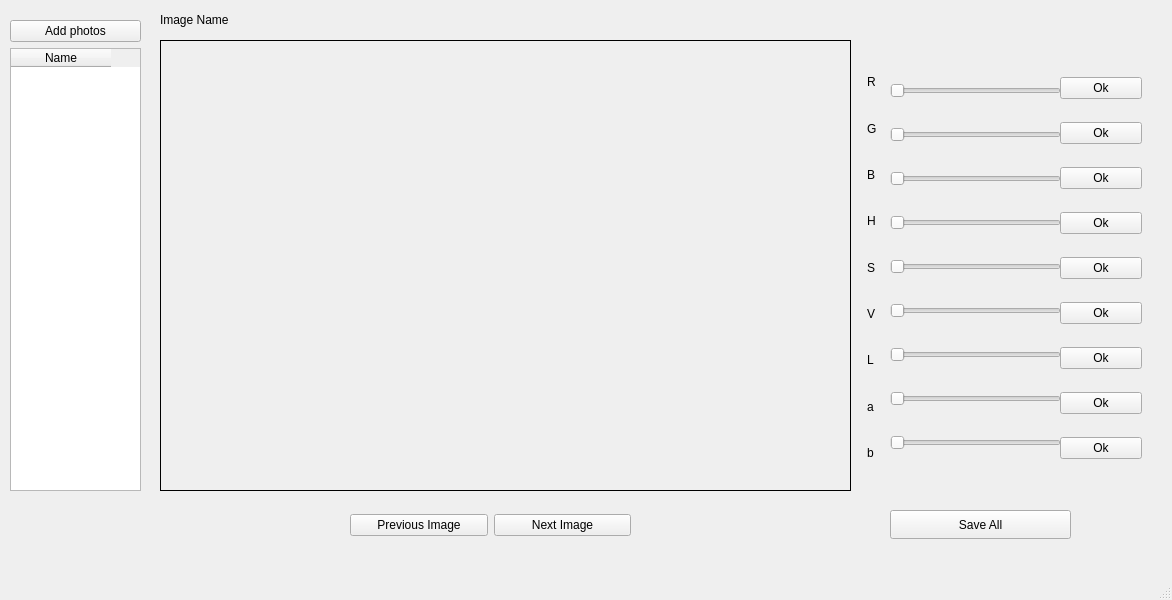
Before: the Qt Designer form batchcc.ui in nkucht4/BatchColorCorrector, drawn with Qt 5.
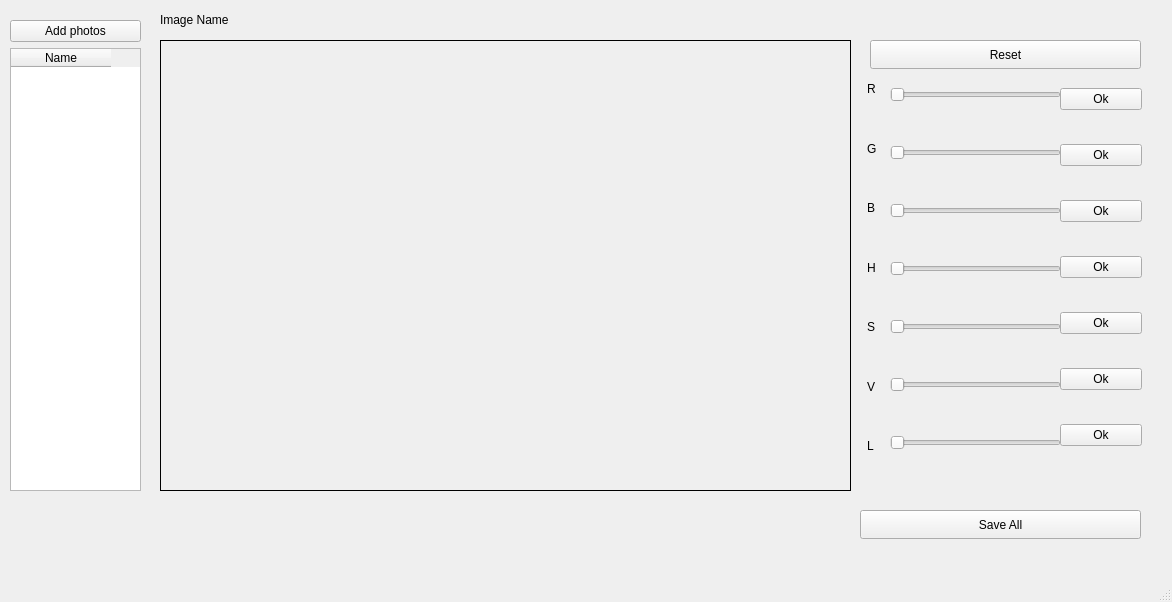
After: the same form once the commit is applied.

Commit message: Finished Batch Image CC

What changed in the file:
```diff
--- a/batchcc.ui
+++ b/batchcc.ui
@@ -7,7 +7,7 @@
     <x>0</x>
     <y>0</y>
     <width>1172</width>
-    <height>600</height>
+    <height>602</height>
    </rect>
   </property>
   <property name="windowTitle">
@@ -42,33 +42,7 @@
      </item>
     </layout>
    </widget>
-   <widget class="QWidget" name="layoutWidget_2">
-    <property name="geometry">
-     <rect>
-      <x>350</x>
-      <y>510</y>
-      <width>281</width>
-      <height>31</height>
-     </rect>
-    </property>
-    <layout class="QHBoxLayout" name="horizontalLayout">
-     <item>
-      <widget class="QPushButton" name="pushButton_3">
-       <property name="text">
-        <string>Previous Image</string>
-       </property>
-      </widget>
-     </item>
-     <item>
-      <widget class="QPushButton" name="pushButton_2">
-       <property name="text">
-        <string>Next Image</string>
-       </property>
-      </widget>
-     </item>
-    </layout>
-   </widget>
-   <widget class="QLabel" name="label">
+   <widget class="QLabel" name="l_iname">
     <property name="geometry">
      <rect>
       <x>160</x>
@@ -84,9 +58,9 @@
    <widget class="QPushButton" name="pushButton_4">
     <property name="geometry">
      <rect>
-      <x>890</x>
+      <x>860</x>
       <y>510</y>
-      <width>181</width>
+      <width>281</width>
       <height>29</height>
      </rect>
     </property>
@@ -114,9 +88,9 @@
     <property name="geometry">
      <rect>
       <x>890</x>
-      <y>60</y>
+      <y>50</y>
       <width>171</width>
-      <height>421</height>
+      <height>441</height>
      </rect>
     </property>
     <layout class="QVBoxLayout" name="verticalLayout">
@@ -163,21 +137,7 @@
       </widget>
      </item>
      <item>
-      <widget class="QSlider" name="brightness">
-       <property name="orientation">
-        <enum>Qt::Horizontal</enum>
-       </property>
-      </widget>
-     </item>
-     <item>
-      <widget class="QSlider" name="contrast_2">
-       <property name="orientation">
-        <enum>Qt::Horizontal</enum>
-       </property>
-      </widget>
-     </item>
-     <item>
-      <widget class="QSlider" name="brightness_2">
+      <widget class="QSlider" name="slid_l">
        <property name="orientation">
         <enum>Qt::Horizontal</enum>
        </property>
@@ -244,20 +204,6 @@
        </property>
       </widget>
      </item>
-     <item>
-      <widget class="QLabel" name="label_10">
-       <property name="text">
-        <string>a</string>
-       </property>
-      </widget>
-     </item>
-     <item>
-      <widget class="QLabel" name="label_9">
-       <property name="text">
-        <string>b</string>
-       </property>
-      </widget>
-     </item>
     </layout>
    </widget>
    <widget class="QWidget" name="layoutWidget">
@@ -313,21 +259,7 @@
       </widget>
      </item>
      <item>
-      <widget class="QPushButton" name="pushButton_12">
-       <property name="text">
-        <string>Ok</string>
-       </property>
-      </widget>
-     </item>
-     <item>
-      <widget class="QPushButton" name="pushButton_11">
-       <property name="text">
-        <string>Ok</string>
-       </property>
-      </widget>
-     </item>
-     <item>
-      <widget class="QPushButton" name="pushButton_10">
+      <widget class="QPushButton" name="pb_l">
        <property name="text">
         <string>Ok</string>
        </property>
@@ -335,6 +267,19 @@
      </item>
     </layout>
    </widget>
+   <widget class="QPushButton" name="pb_reset">
+    <property name="geometry">
+     <rect>
+      <x>870</x>
+      <y>40</y>
+      <width>271</width>
+      <height>29</height>
+     </rect>
+    </property>
+    <property name="text">
+     <string>Reset</string>
+    </property>
+   </widget>
   </widget>
   <widget class="QMenuBar" name="menubar">
    <property name="geometry">
```
Left out of the diff: 14 changed lines with no effect on the pictures. The commit also changes 44 other files.
